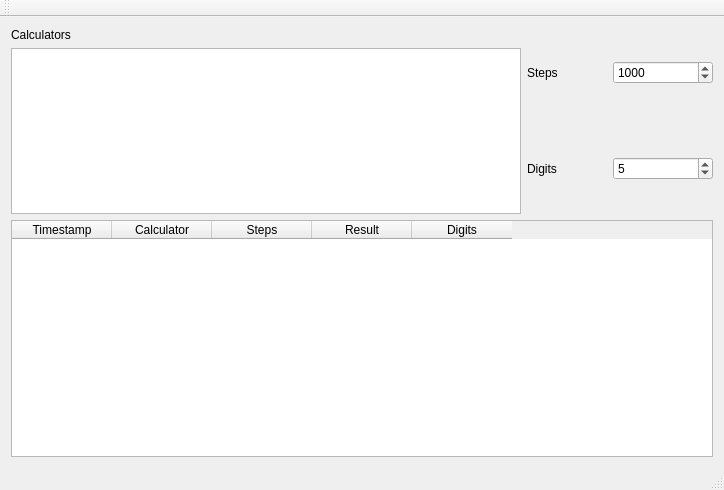
kzhereb/knu-is-ooop2019, file QtPi/mainwindow.ui: the form before one commit.
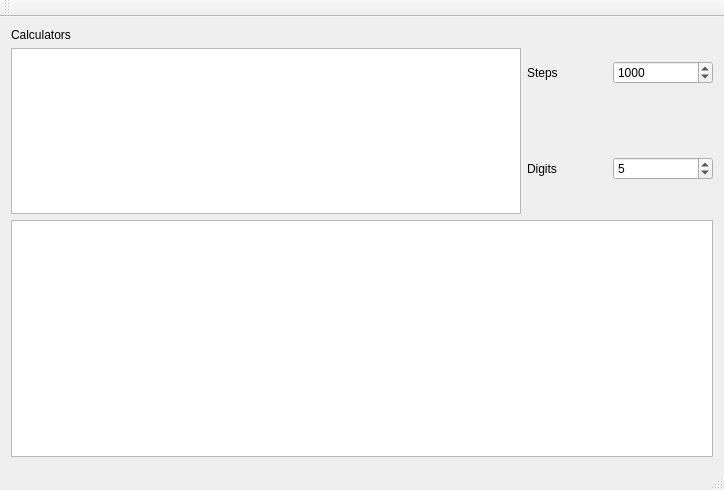
The form after the commit.

Commit message: Switch to model/view with standard model

Patch:
```diff
--- a/QtPi/mainwindow.ui
+++ b/QtPi/mainwindow.ui
@@ -113,38 +113,10 @@
        </layout>
       </item>
       <item row="2" column="0" colspan="2">
-       <widget class="QTableWidget" name="tblResults">
+       <widget class="QTableView" name="tblResults">
         <property name="sortingEnabled">
          <bool>true</bool>
         </property>
-        <property name="columnCount">
-         <number>5</number>
-        </property>
-        <column>
-         <property name="text">
-          <string>Timestamp</string>
-         </property>
-        </column>
-        <column>
-         <property name="text">
-          <string>Calculator</string>
-         </property>
-        </column>
-        <column>
-         <property name="text">
-          <string>Steps</string>
-         </property>
-        </column>
-        <column>
-         <property name="text">
-          <string>Result</string>
-         </property>
-        </column>
-        <column>
-         <property name="text">
-          <string>Digits</string>
-         </property>
-        </column>
        </widget>
       </item>
      </layout>
```
The commit also changes 2 other files.
